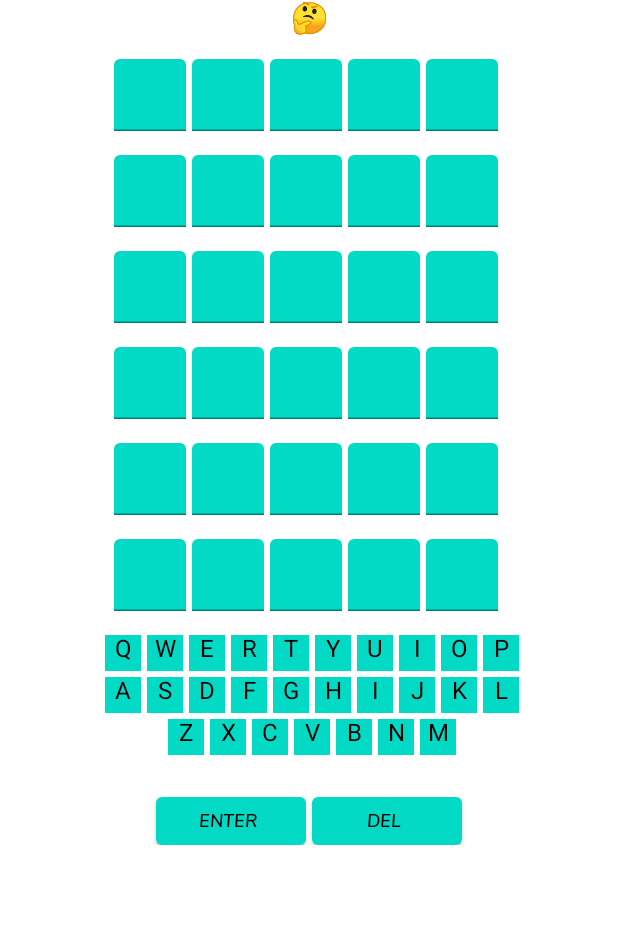
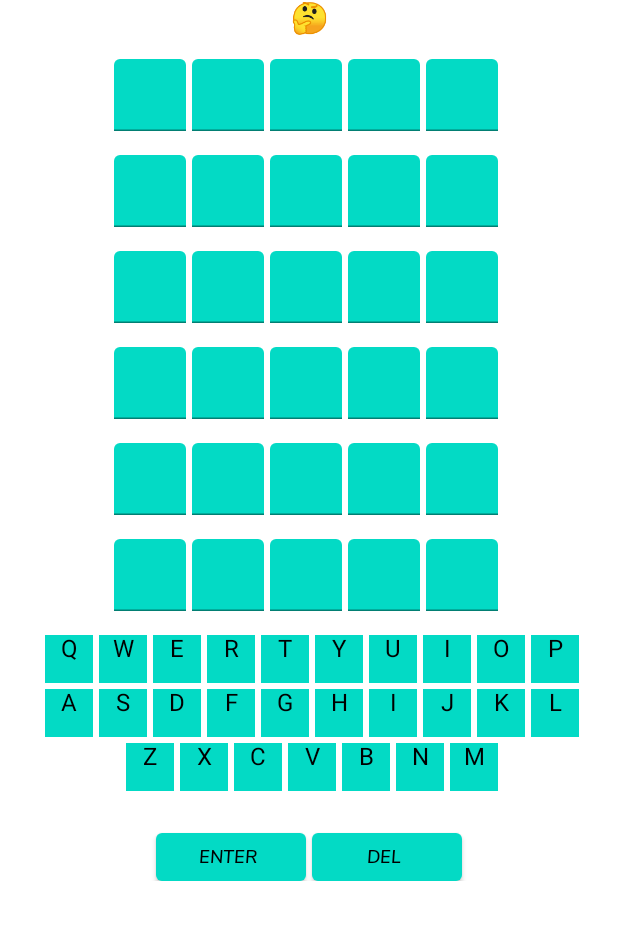
Before and after one commit to poppito/HelloWordel, an Android app built with Jetpack Compose: the screen it shows after launch (MainActivity), on a phone screen of 412 x 824 dp, the part 108-1048 px from its top. Run offline under Robolectric (Android 15) with nearby library versions, the phone set to English and light mode, and no system bars; our stand-ins replace Dagger/Hilt's generated code; Roboto replaces fonts that are not available here.

Commit message:
fix font legibility

```diff
--- a/app/src/main/java/io/embry/hellowordel/presentation/views/MainActivity.kt
+++ b/app/src/main/java/io/embry/hellowordel/presentation/views/MainActivity.kt
@@ -46,6 +46,7 @@ import androidx.compose.ui.res.painterResource
 import androidx.compose.ui.res.stringResource
 import androidx.compose.ui.text.TextStyle
 import androidx.compose.ui.text.style.TextAlign
+import androidx.compose.ui.text.style.TextDirection
 import androidx.compose.ui.tooling.preview.Preview
 import androidx.compose.ui.unit.dp
 import androidx.compose.ui.unit.sp
@@ -71,6 +72,7 @@ import io.embry.hellowordel.ui.theme.FilledText
 import io.embry.hellowordel.ui.theme.HelloWordelTheme
 import io.embry.hellowordel.ui.theme.Incorrect
 import io.embry.hellowordel.ui.theme.Teal200
+import io.embry.hellowordel.ui.theme.bodyFont
 import io.embry.hellowordel.ui.theme.headerFont
 import io.embry.hellowordel.ui.theme.typography
 import kotlinx.coroutines.flow.collect
@@ -131,6 +133,7 @@ class MainActivity : ComponentActivity() {
                         wordelState = wordelUiState.wordelState,
                         showEnter = true,
                         showError = true,
+                        error = stringResource(id = R.string.txt_invalid_word),
                         guessedLetters = wordelUiState.guessedLetters
                     )
                 }
@@ -161,6 +164,15 @@ class MainActivity : ComponentActivity() {
                     )
                     HelpAlert()
                 }
+                is HelloWordelViewModel.WordelUiState.LettersMissingError -> {
+                    WordelGame(
+                        wordelState = wordelUiState.wordelState,
+                        showEnter = true,
+                        showError = true,
+                        error = stringResource(id = R.string.txt_missing_letters),
+                        guessedLetters = null
+                    )
+                }
             }
         }
     }
@@ -169,6 +181,7 @@ class MainActivity : ComponentActivity() {
     fun WordelGame(
         wordelState: WordelState, showEnter: Boolean, showError: Boolean,
         guessedLetters: List<HelloWordelViewModel.GuessedLetter>?,
+        error: String? = null,
         animateRowPosition: RowPosition? = null
     ) {
         Column(
@@ -204,8 +217,8 @@ class MainActivity : ComponentActivity() {
             if (showEnter) {
                 ControlKeys()
             }
-            if (showError) {
-                InvalidWordError()
+            if (showError && error != null) {
+                Error(error = error)
             }
         }
     }
@@ -246,7 +259,7 @@ class MainActivity : ComponentActivity() {
             },
             singleLine = true,
             maxLines = 1,
-            textStyle = TextStyle(color = state.textColor, fontFamily = headerFont),
+            textStyle = TextStyle(color = state.textColor),
             readOnly = true,
             modifier = Modifier
                 .size(48.dp)
@@ -263,14 +276,14 @@ class MainActivity : ComponentActivity() {
     }
 
     @Composable
-    fun InvalidWordError() {
+    fun Error(error: String) {
         Spacer(
             modifier = Modifier
                 .height(48.dp)
                 .fillMaxWidth()
         )
         Text(
-            text = stringResource(id = R.string.txt_invalid_word),
+            text = error,
             textAlign = TextAlign.Center,
             modifier = Modifier
                 .fillMaxWidth()
@@ -690,24 +703,27 @@ class MainActivity : ComponentActivity() {
                 .background(color = if (isSystemInDarkTheme()) Color.Black else Color.White)
                 .fillMaxWidth()
                 .wrapContentHeight(),
-            horizontalArrangement = Arrangement.Center
+            horizontalArrangement = Arrangement.Center,
+            verticalAlignment = Alignment.CenterVertically
         ) {
             // items
             items(letters.size) { index ->
                 val guessed = guessedLetters?.firstOrNull { it.letter == letters[index] }
                 Box(
                     modifier = Modifier
-                        .size(28.dp)
+                        .size(36.dp)
                         .padding(start = 4.dp, bottom = 4.dp)
-                        .background(guessed?.color ?: Blank)
+                        .background(guessed?.color ?: Blank),
+                    contentAlignment = Alignment.Center
                 ) {
                     Text(
                         text = letters[index],
                         textAlign = TextAlign.Center,
                         color = if (guessed != null) FilledText else BlankText,
                         style = TextStyle(
-                            textAlign = TextAlign.Center,
-                            fontSize = 16.sp
+                            fontSize = 16.sp,
+                            textDirection = TextDirection.Ltr,
+                            textAlign = TextAlign.Center
                         ),
                         modifier = Modifier
                             .fillMaxSize()
--- a/app/src/main/res/values/strings.xml
+++ b/app/src/main/res/values/strings.xml
@@ -4,6 +4,7 @@
     <string name="btn_enter">ENTER</string>
     <string name="btn_del">DEL</string>
     <string name="txt_invalid_word">Not on the word list 👎</string>
+    <string name="txt_missing_letters">Only 5 letter words accepted 👎</string>
     <string name="btn_help">🤔</string>
     <string name="btn_ok">OK</string>
     <string name="txt_app_title">Hello Wordel, we meet again.</string>
```
